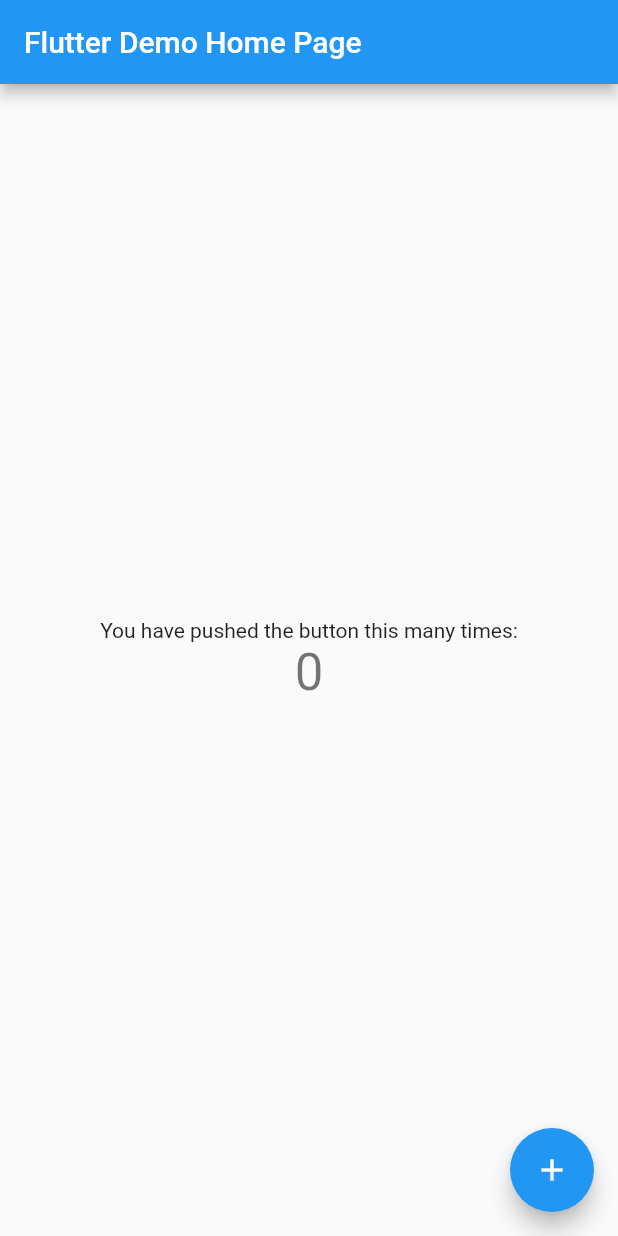
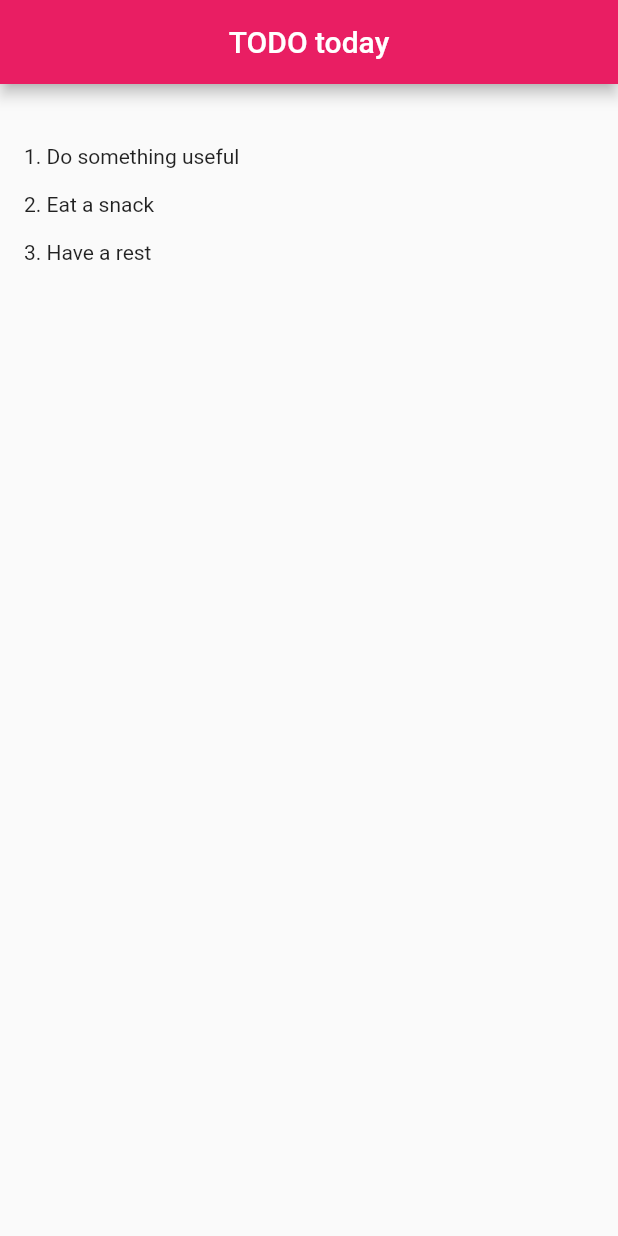
Before and after one commit to dariadroid/codemagic_todo, a Flutter app: the screen it shows after launch, on a phone screen of 412 x 824 dp. Run offline on Flutter 3.47's test engine with Material 2 defaults, Android fonts, the phone set to English and light mode, and no system bars.

Commit message:
- Add ToDo page

```diff
--- a/lib/main.dart
+++ b/lib/main.dart
@@ -7,109 +7,55 @@
 class MyApp extends StatelessWidget {
   const MyApp({Key? key}) : super(key: key);
 
-  // This widget is the root of your application.
   @override
   Widget build(BuildContext context) {
     return MaterialApp(
-      title: 'Flutter Demo',
+      title: 'My TODO list',
       theme: ThemeData(
-        // This is the theme of your application.
-        //
-        // Try running your application with "flutter run". You'll see the
-        // application has a blue toolbar. Then, without quitting the app, try
-        // changing the primarySwatch below to Colors.green and then invoke
-        // "hot reload" (press "r" in the console where you ran "flutter run",
-        // or simply save your changes to "hot reload" in a Flutter IDE).
-        // Notice that the counter didn't reset back to zero; the application
-        // is not restarted.
-        primarySwatch: Colors.blue,
+        primarySwatch: Colors.pink,
       ),
-      home: const MyHomePage(title: 'Flutter Demo Home Page'),
+      home: const ToDoListPage(
+        todos: ['1. Do something useful', '2. Eat a snack', '3. Have a rest'],
+      ),
     );
   }
 }
 
-class MyHomePage extends StatefulWidget {
-  const MyHomePage({Key? key, required this.title}) : super(key: key);
+class ToDoListPage extends StatefulWidget {
+  final List<String> todos;
 
-  // This widget is the home page of your application. It is stateful, meaning
-  // that it has a State object (defined below) that contains fields that affect
-  // how it looks.
-
-  // This class is the configuration for the state. It holds the values (in this
-  // case the title) provided by the parent (in this case the App widget) and
-  // used by the build method of the State. Fields in a Widget subclass are
-  // always marked "final".
-
-  final String title;
+  const ToDoListPage({
+    Key? key,
+    required this.todos,
+  }) : super(key: key);
 
   @override
-  State<MyHomePage> createState() => _MyHomePageState();
+  State<ToDoListPage> createState() => _ToDoListPageState();
 }
 
-class _MyHomePageState extends State<MyHomePage> {
-  int _counter = 0;
+class _ToDoListPageState extends State<ToDoListPage> {
+  List<String> _todos = [];
 
-  void _incrementCounter() {
-    setState(() {
-      // This call to setState tells the Flutter framework that something has
-      // changed in this State, which causes it to rerun the build method below
-      // so that the display can reflect the updated values. If we changed
-      // _counter without calling setState(), then the build method would not be
-      // called again, and so nothing would appear to happen.
-      _counter++;
-    });
+  @override
+  void initState() {
+    super.initState();
+    _todos = widget.todos;
   }
 
   @override
   Widget build(BuildContext context) {
-    // This method is rerun every time setState is called, for instance as done
-    // by the _incrementCounter method above.
-    //
-    // The Flutter framework has been optimized to make rerunning build methods
-    // fast, so that you can just rebuild anything that needs updating rather
-    // than having to individually change instances of widgets.
     return Scaffold(
-      appBar: AppBar(
-        // Here we take the value from the MyHomePage object that was created by
-        // the App.build method, and use it to set our appbar title.
-        title: Text(widget.title),
-      ),
-      body: Center(
-        // Center is a layout widget. It takes a single child and positions it
-        // in the middle of the parent.
-        child: Column(
-          // Column is also a layout widget. It takes a list of children and
-          // arranges them vertically. By default, it sizes itself to fit its
-          // children horizontally, and tries to be as tall as its parent.
-          //
-          // Invoke "debug painting" (press "p" in the console, choose the
-          // "Toggle Debug Paint" action from the Flutter Inspector in Android
-          // Studio, or the "Toggle Debug Paint" command in Visual Studio Code)
-          // to see the wireframe for each widget.
-          //
-          // Column has various properties to control how it sizes itself and
-          // how it positions its children. Here we use mainAxisAlignment to
-          // center the children vertically; the main axis here is the vertical
-          // axis because Columns are vertical (the cross axis would be
-          // horizontal).
-          mainAxisAlignment: MainAxisAlignment.center,
-          children: <Widget>[
-            const Text(
-              'You have pushed the button this many times:',
-            ),
-            Text(
-              '$_counter',
-              style: Theme.of(context).textTheme.headline4,
-            ),
-          ],
+        appBar: AppBar(
+          title: const Text('TODO today'),
+          centerTitle: true,
         ),
-      ),
-      floatingActionButton: FloatingActionButton(
-        onPressed: _incrementCounter,
-        tooltip: 'Increment',
-        child: const Icon(Icons.add),
-      ), // This trailing comma makes auto-formatting nicer for build methods.
-    );
+        body: ListView.builder(
+          itemBuilder: (context, index) => Padding(
+            padding: const EdgeInsets.symmetric(horizontal: 16, vertical: 8),
+            child: Text(_todos[index]),
+          ),
+          itemCount: _todos.length,
+          padding: const EdgeInsets.symmetric(vertical: 32),
+        ));
   }
 }
```
